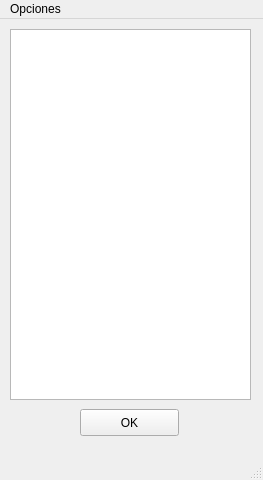
Above: mainUI.ui from Jorgee1/doc-generator before the change. Below: the same form after it.
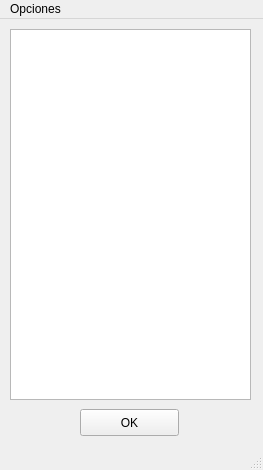
That is the form after the change.

Patch:
```diff
--- a/mainUI.ui
+++ b/mainUI.ui
@@ -7,7 +7,7 @@
     <x>0</x>
     <y>0</y>
     <width>263</width>
-    <height>480</height>
+    <height>470</height>
    </rect>
   </property>
   <property name="windowTitle">
```
Left out of the diff: 4 changed lines with no effect on the pictures.
